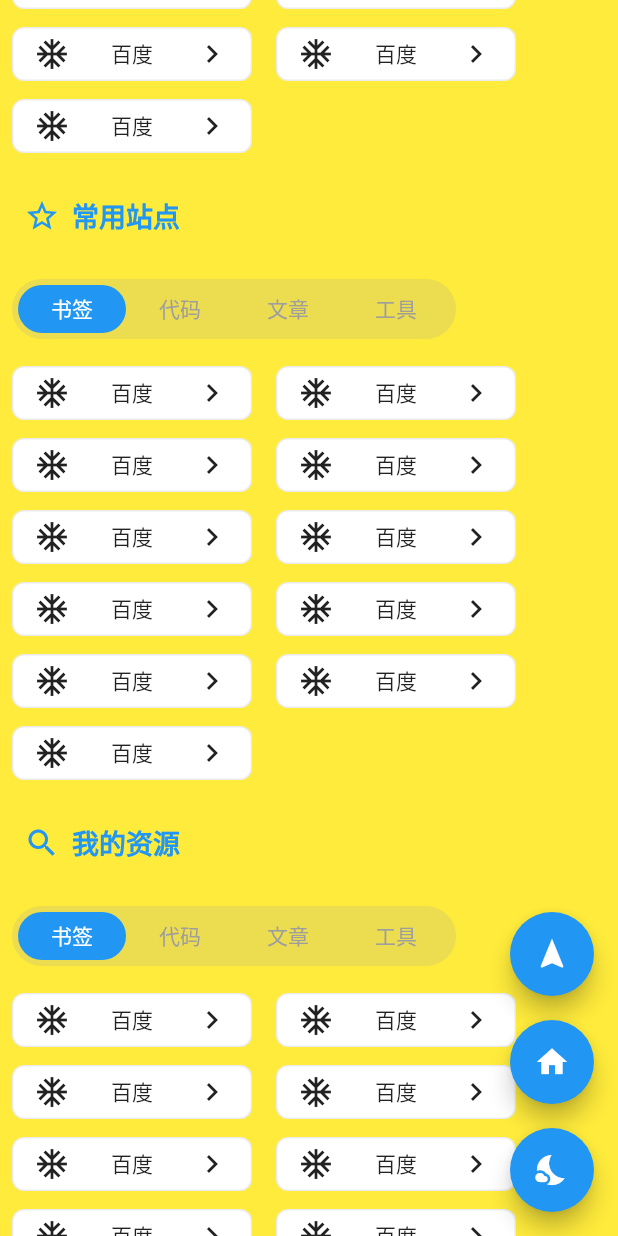
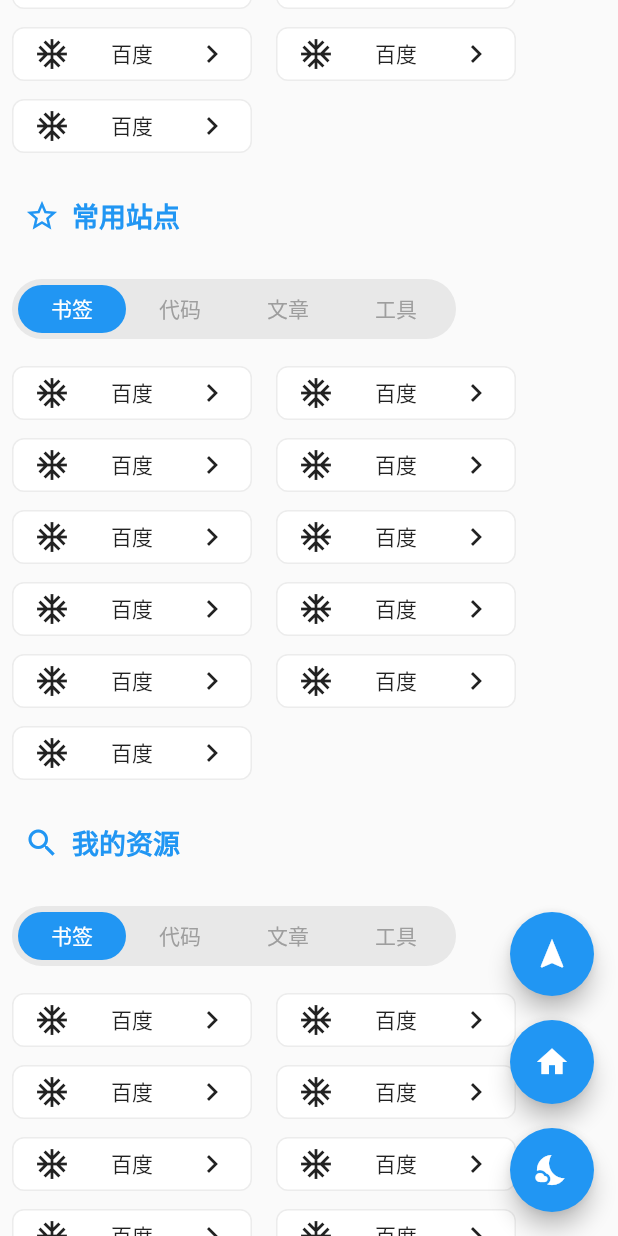
Before and after one commit to wudiplk/grocery, a Flutter app: the screen it shows after launch, scrolled down 576 dp, on a phone screen of 412 x 824 dp. Run offline on Flutter 3.47's test engine with Material 2 defaults, Android fonts, the phone set to English and light mode, and no system bars; our stand-ins replace convert, dio, flutter_easyloading, get_it, injectable, pretty_dio_logger and 3 more; generated files the repository leaves out were written again.

Commit message:
1.调整动作细节

```diff
--- a/lib/main/good/good_page.dart
+++ b/lib/main/good/good_page.dart
@@ -1,5 +1,4 @@
 import 'package:flutter/material.dart';
-import 'package:flutter/src/widgets/framework.dart';
 import 'package:grocery/base/base_state.dart';
 import 'package:grocery/base/base_stateful_widget.dart';
 import 'package:grocery/main/good/good_view_model.dart';
--- a/lib/main/home/home_page.dart
+++ b/lib/main/home/home_page.dart
@@ -112,7 +112,6 @@
             ],
           ),
           Container(
-            color: Colors.yellow,
             padding:
                 const EdgeInsets.only(left: Insets.px_8, right: Insets.px_8),
             child: ListView.builder(
```
Also changed, not shown: lib/main/summit/summit.dart (added).
